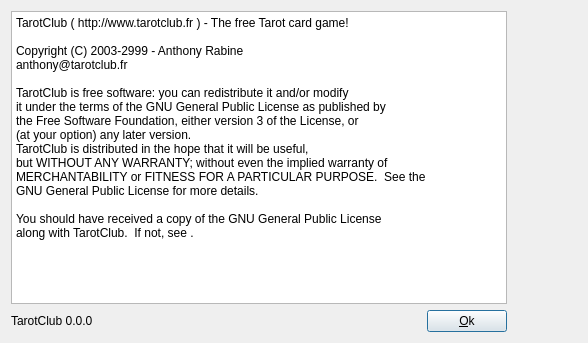
Before: the Qt Designer form src/desktop/forms/AboutUI.ui in arabine/icl, drawn with Qt 5.
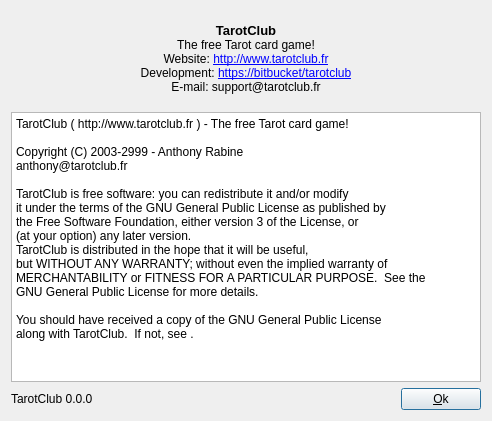
After: the same form once the commit is applied. Icons and pictures are not drawn.

```diff
--- a/src/desktop/forms/AboutUI.ui
+++ b/src/desktop/forms/AboutUI.ui
@@ -6,8 +6,8 @@
    <rect>
     <x>0</x>
     <y>0</y>
-    <width>588</width>
-    <height>343</height>
+    <width>492</width>
+    <height>421</height>
    </rect>
   </property>
   <property name="sizePolicy">
@@ -19,9 +19,28 @@
   <property name="windowTitle">
    <string>About...</string>
   </property>
-  <layout class="QGridLayout" name="gridLayout">
-   <item row="0" column="0">
+  <layout class="QVBoxLayout" name="verticalLayout">
+   <item>
+    <widget class="QLabel" name="label">
+     <property name="text">
+      <string>&lt;html&gt;&lt;head/&gt;&lt;body&gt;&lt;p align=&quot;center&quot;&gt;&lt;span style=&quot; font-size:10pt; font-weight:600;&quot;&gt;TarotClub&lt;/span&gt;&lt;br/&gt;The free Tarot card game!&lt;br/&gt;Website: &lt;a href=&quot;http://www.tarotclub.fr&quot;&gt;http://www.tarotclub.fr&lt;/a&gt;&lt;br/&gt;Development: &lt;a href=&quot;https://bitbucket/tarotclub&quot;&gt;https://bitbucket/tarotclub&lt;/a&gt;&lt;br/&gt;E-mail: support@tarotclub.fr&lt;/p&gt;&lt;/body&gt;&lt;/html&gt;</string>
+     </property>
+    </widget>
+   </item>
+   <item>
     <widget class="QPlainTextEdit" name="plainTextEdit">
+     <property name="sizePolicy">
+      <sizepolicy hsizetype="Fixed" vsizetype="Fixed">
+       <horstretch>0</horstretch>
+       <verstretch>0</verstretch>
+      </sizepolicy>
+     </property>
+     <property name="minimumSize">
+      <size>
+       <width>470</width>
+       <height>270</height>
+      </size>
+     </property>
      <property name="readOnly">
       <bool>true</bool>
      </property>
@@ -45,61 +64,7 @@
      </property>
     </widget>
    </item>
-   <item row="0" column="1">
-    <layout class="QVBoxLayout" name="verticalLayout">
-     <item>
-      <widget class="QLabel" name="label">
-       <property name="sizePolicy">
-        <sizepolicy hsizetype="Fixed" vsizetype="Fixed">
-         <horstretch>0</horstretch>
-         <verstretch>0</verstretch>
-        </sizepolicy>
-       </property>
-       <property name="minimumSize">
-        <size>
-         <width>64</width>
-         <height>64</height>
-        </size>
-       </property>
-       <property name="maximumSize">
-        <size>
-         <width>64</width>
-         <height>64</height>
-        </size>
-       </property>
-       <property name="text">
-        <string/>
-       </property>
-       <property name="pixmap">
-        <pixmap resource="../../../assets/desktop.qrc">:/images/version.png</pixmap>
-       </property>
-       <property name="scaledContents">
-        <bool>true</bool>
-       </property>
-      </widget>
-     </item>
-     <item>
-      <spacer name="verticalSpacer">
-       <property name="maximumSize">
-        <size>
-         <width>64</width>
-         <height>61</height>
-        </size>
-       </property>
-       <property name="orientation">
-        <enum>Qt::Vertical</enum>
-       </property>
-       <property name="sizeHint" stdset="0">
-        <size>
-         <width>61</width>
-         <height>58</height>
-        </size>
-       </property>
-      </spacer>
-     </item>
-    </layout>
-   </item>
-   <item row="1" column="0">
+   <item>
     <layout class="QHBoxLayout" name="horizontalLayout">
      <item>
       <widget class="QLabel" name="version">
@@ -111,13 +76,6 @@
        </property>
       </widget>
      </item>
-     <item>
-      <widget class="QLabel" name="nom">
-       <property name="text">
-        <string>&lt;Nom&gt;</string>
-       </property>
-      </widget>
-     </item>
      <item>
       <spacer name="horizontalSpacer">
        <property name="orientation">
```
Left out of the diff: 4 changed lines with no effect on the pictures.
